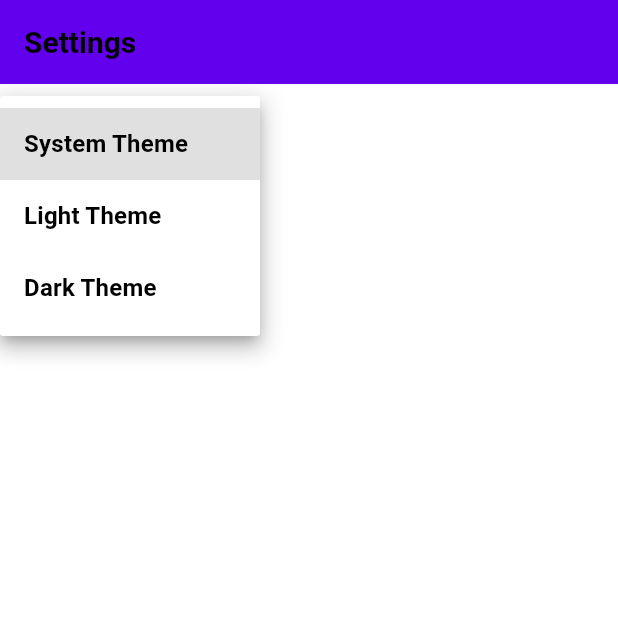
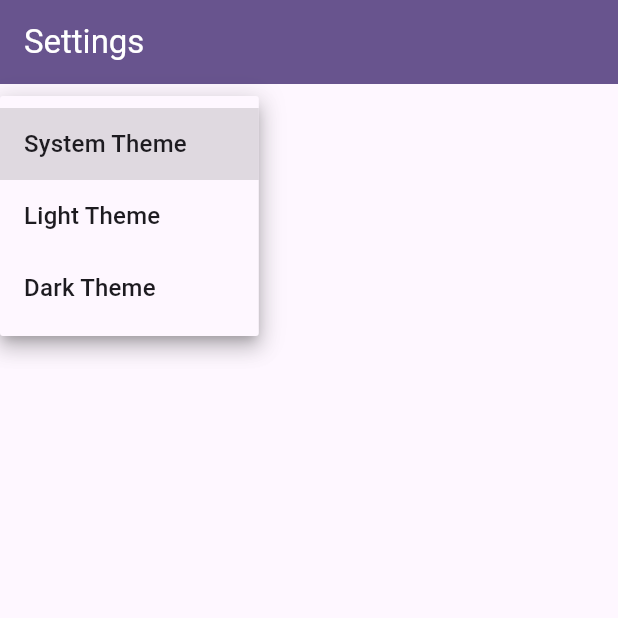
Before and after one commit to CodyManess/playbilld, a Flutter app: the screen it shows after launch, after a tap on the "settings" icon, after a tap on "System Theme", on a phone screen of 412 x 824 dp, the top half of it. Run offline on Flutter 3.47's test engine with Material 3 defaults, Android fonts, the phone set to English and light mode, and no system bars; our stand-ins replace flutter_riverpod, go_router, riverpod_annotation; generated files the repository leaves out were written again; network calls fail.

Commit message:
feat: implement app shell, home view, show details, and mock data provider with Riverpod support

```diff
--- a/lib/src/app.dart
+++ b/lib/src/app.dart
@@ -46,7 +46,13 @@ class MyApp extends ConsumerWidget {
       // preferred ThemeMode (light, dark, or system default) from the
       // SettingsController to display the correct theme.
       theme: appTheme,
-      darkTheme: ThemeData.dark(),
+      darkTheme: ThemeData(
+        useMaterial3: true,
+        colorScheme: ColorScheme.fromSeed(
+          seedColor: Colors.deepPurple,
+          brightness: Brightness.dark,
+        ),
+      ),
       themeMode: themeMode,
 
       // Configure routing using go_router.
--- a/lib/src/home_feature/home_section.dart
+++ b/lib/src/home_feature/home_section.dart
@@ -1,26 +1,70 @@
 import 'package:flutter/material.dart';
+import 'package:flutter/foundation.dart' show kIsWeb;
 import 'package:playbilld/src/mock/mock_shows.dart';
 import 'package:playbilld/src/shared/playbill_card.dart';
 
-class HomeSection extends StatelessWidget {
+class HomeSection extends StatefulWidget {
   final String title;
 
   const HomeSection({super.key, required this.title});
 
   @override
+  State<HomeSection> createState() => _HomeSectionState();
+}
+
+class _HomeSectionState extends State<HomeSection> {
+  final ScrollController _scrollController = ScrollController();
+
+  void _scrollLeft() {
+    _scrollController.animateTo(
+      _scrollController.offset - 340, // approx two cards wide
+      duration: const Duration(milliseconds: 300),
+      curve: Curves.easeInOut,
+    );
+  }
+
+  void _scrollRight() {
+    _scrollController.animateTo(
+      _scrollController.offset + 340,
+      duration: const Duration(milliseconds: 300),
+      curve: Curves.easeInOut,
+    );
+  }
+
+  @override
+  void dispose() {
+    _scrollController.dispose();
+    super.dispose();
+  }
+
+  @override
   Widget build(BuildContext context) {
+    final bool showArrows = kIsWeb && MediaQuery.sizeOf(context).width > 600;
+
     return Column(
-      crossAxisAlignment: CrossAxisAlignment.start,
+      crossAxisAlignment: CrossAxisAlignment.center,
       children: [
         Text(
-          title,
+          widget.title,
           style: Theme.of(context).textTheme.headlineSmall,
         ),
         const SizedBox(height: 8.0),
         SizedBox(
           height: 260,
           width: double.infinity,
+          child: Row(
+            mainAxisAlignment: MainAxisAlignment.center,
+            children: [
+              if (showArrows)
+                IconButton(
+                  icon: const Icon(Icons.arrow_back_ios),
+                  onPressed: _scrollLeft,
+                ),
+              Expanded(
+                child: Center(
                   child: ListView.builder(
+                    controller: _scrollController,
+                    shrinkWrap: true,
                     scrollDirection: Axis.horizontal,
                     itemCount: mockShows.length,
                     itemBuilder: (BuildContext context, int index) {
@@ -29,6 +73,15 @@ class HomeSection extends StatelessWidget {
                     },
                   ),
                 ),
+              ),
+              if (showArrows)
+                IconButton(
+                  icon: const Icon(Icons.arrow_forward_ios),
+                  onPressed: _scrollRight,
+                ),
+            ],
+          ),
+        ),
         const SizedBox(height: 16.0),
       ],
     );
--- a/lib/src/home_feature/home_view.dart
+++ b/lib/src/home_feature/home_view.dart
@@ -22,19 +22,24 @@ class HomeView extends StatelessWidget {
           ),
         ],
       ),
-      body: const SingleChildScrollView(
+      body: Center(
+        child: ConstrainedBox(
+          constraints: const BoxConstraints(maxWidth: 1200),
+          child: const SingleChildScrollView(
             child: Padding(
               padding: EdgeInsets.all(12.0),
               child: Column (
-            crossAxisAlignment: CrossAxisAlignment.start,
+                crossAxisAlignment: CrossAxisAlignment.center,
                 children: [
                   HomeSection(title: 'New Musicals'),
                   HomeSection(title: 'Upcoming Shows'),
                   HomeSection(title: 'Popular Near You'),
                 ],
               ),
-        )
-      )
+            ),
+          ),
+        ),
+      ),
     );
   }
 }
--- a/lib/src/settings/settings_controller.dart
+++ b/lib/src/settings/settings_controller.dart
@@ -1,17 +1,17 @@
 import 'package:flutter/material.dart';
-import 'package:flutter_riverpod/flutter_riverpod.dart';
+import 'package:riverpod_annotation/riverpod_annotation.dart';
 
 import 'settings_service.dart';
 
-final settingsServiceProvider = Provider<SettingsService>((ref) {
+part 'settings_controller.g.dart';
+
+@riverpod
+SettingsService settingsService(Ref ref) {
   return SettingsService();
-});
+}
 
-final themeModeProvider = NotifierProvider<ThemeModeNotifier, ThemeMode>(() {
-  return ThemeModeNotifier();
-});
-
-class ThemeModeNotifier extends Notifier<ThemeMode> {
+@riverpod
+class ThemeModeNotifier extends _$ThemeModeNotifier {
   @override
   ThemeMode build() {
     return ThemeMode.system;
--- a/lib/src/shared/playbill_card.dart
+++ b/lib/src/shared/playbill_card.dart
@@ -9,14 +9,13 @@ class ShowPosterCard extends StatelessWidget {
 
   @override
   Widget build(BuildContext context) {
-    return GestureDetector(
-      onTap: () {
-        // Handle card click here, e.g., navigate to show details
-        context.push('/show_details', extra: show);
-      },
-      child: Card(
-        clipBehavior: Clip.antiAlias, // Prevents image from overflowing card edges
-        elevation: 2.0,
+    return Card(
+      clipBehavior: Clip.antiAlias, // Prevents image from overflowing card edges
+      elevation: 2.0,
+      child: InkWell(
+        onTap: () {
+          context.push('/show_details', extra: show);
+        },
         child: SizedBox(
           width: 160, // Adjusted width
           height: 240, // Adjusted height
@@ -24,8 +23,8 @@ class ShowPosterCard extends StatelessWidget {
             show.posterImageUrl,
             fit: BoxFit.cover, // Ensures the image covers the entire card
             errorBuilder: (context, object, stackTrace) => const Icon(Icons.error), //handles image load errors
-          )
-        )
+          ),
+        ),
       ),
     );
   }
--- a/lib/src/shared/theme.dart
+++ b/lib/src/shared/theme.dart
@@ -1,59 +1,23 @@
 import 'package:flutter/material.dart';
 
-const Color primaryColor = Color(0xFF6200EE);
-const Color primaryVariantColor = Color(0xFF3700B3);
-const Color secondaryColor = Color(0xFF03DAC6);
-const Color secondaryVariantColor = Color(0xFF018786);
-const Color backgroundColor = Color(0xFFFFFFFF);
-const Color surfaceColor = Color(0xFFFFFFFF);
-const Color errorColor = Color(0xFFB00020);
-
-const ColorScheme colorScheme = ColorScheme(
-  primary: primaryColor,
-  primaryContainer: primaryVariantColor,
-  secondary: secondaryColor,
-  secondaryContainer: secondaryVariantColor,
-  surface: surfaceColor,
-  error: errorColor,
-  onPrimary: Colors.white,
-  onSecondary: Colors.black,
-  onSurface: Colors.black,
-  onError: Colors.white,
+final ColorScheme colorScheme = ColorScheme.fromSeed(
+  seedColor: Colors.deepPurple,
   brightness: Brightness.light,
 );
 
 final ThemeData appTheme = ThemeData(
+  useMaterial3: true,
   colorScheme: colorScheme,
-  primaryColor: primaryColor,
-  scaffoldBackgroundColor: backgroundColor,
-  appBarTheme: const AppBarTheme(
-    backgroundColor: primaryColor,
-    elevation: 4.0,
+  appBarTheme: AppBarTheme(
+    backgroundColor: colorScheme.primary,
+    foregroundColor: colorScheme.onPrimary,
+    elevation: 0.0, // Modern M3 apps usually have flat app bars
   ),
   cardTheme: CardThemeData(
     elevation: 2.0,
     shape: RoundedRectangleBorder(
-      borderRadius: BorderRadius.circular(8.0),
+      borderRadius: BorderRadius.circular(12.0), // Slightly rounder for M3
     ),
-  ),
-  textTheme: const TextTheme(
-    headlineSmall: TextStyle(
-      fontSize: 24.0,
-      fontWeight: FontWeight.bold,
-    ),
-    titleLarge: TextStyle(
-      fontSize: 20.0,
-      fontWeight: FontWeight.bold,
-    ),
-    titleMedium: TextStyle(
-      fontSize: 16.0,
-      fontWeight: FontWeight.bold,
-    ),
-    bodyLarge: TextStyle(
-      fontSize: 16.0,
-    ),
-    bodyMedium: TextStyle(
-      fontSize: 14.0,
-    ),
+    clipBehavior: Clip.antiAlias, // Ensures content doesn't overflow card borders
   ),
 );
--- a/pubspec.yaml
+++ b/pubspec.yaml
@@ -19,6 +19,7 @@ dependencies:
     version: ^0.0.0
   flutter_riverpod: ^3.3.2
   go_router: ^17.3.0
+  riverpod_annotation: ^4.0.3
 
 dev_dependencies:
   flutter_test:
@@ -27,6 +28,8 @@ dev_dependencies:
   network_image_mock: ^2.1.1
 
   flutter_lints: ^6.0.0
+  riverpod_generator: ^4.0.4
+  build_runner: ^2.15.1
 
 flutter:
   uses-material-design: true
```
Also changed, not shown: lib/src/mock/mock_shows.dart (+57 -42 lines), lib/src/shared/show_detail_view.dart (+9 -8 lines), lib/src/settings/settings_controller.g.dart (added), pubspec.lock. Lines whose indentation alone changed are shown as unchanged.
